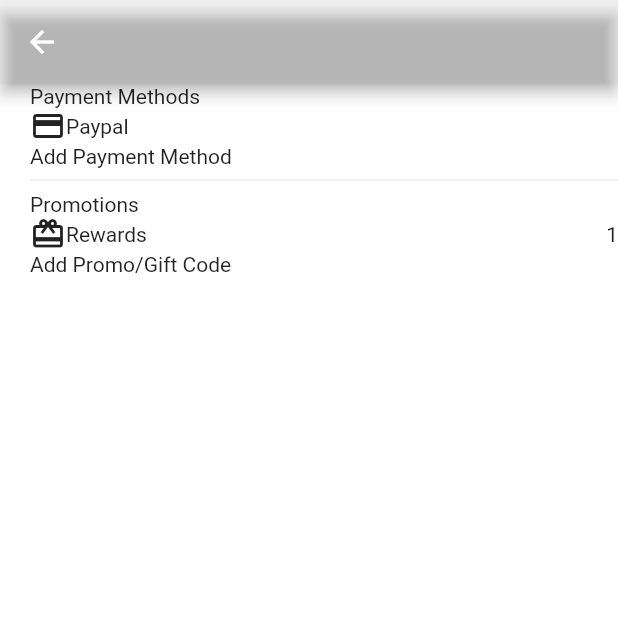
After one commit to MarcioQuimbundo/uber_clone, a Flutter app: the PaymentView screen opened directly, on a phone screen of 412 x 824 dp, the top half of it. The commit adds this screen. Run offline on Flutter 3.47's test engine with Material 2 defaults, Android fonts, the phone set to English and light mode, and no system bars; our stand-ins replace google_maps_flutter.

Commit message:
payment page added

```diff
--- /dev/null
+++ b/uber_rider/lib/src/ui/payment.dart
@@ -0,0 +1,53 @@
+import 'package:flutter/material.dart';
+
+class PaymentPage extends StatelessWidget {
+  @override
+  Widget build(BuildContext context) {
+    return PaymentView();
+  }
+}
+
+class PaymentView extends StatefulWidget {
+  @override
+  _PaymentViewState createState() => _PaymentViewState();
+}
+
+class _PaymentViewState extends State<PaymentView> {
+  @override
+  Widget build(BuildContext context) {
+    return Scaffold(
+      appBar: AppBar(
+        backgroundColor: Colors.transparent,
+      ),
+      body: Container(
+        decoration: BoxDecoration(
+          color: Colors.white,
+        ),
+        child: ListView(
+          padding: EdgeInsets.only(left: 20),
+          children: <Widget>[
+            Text("Payment Methods"),
+            Row(
+              children: <Widget>[
+                Icon(Icons.payment),
+                Text("Paypal"),
+              ],
+            ),
+            Text("Add Payment Method"),
+            Divider(),
+            Text("Promotions"),
+            Row(
+              children: <Widget>[
+                Icon(Icons.card_giftcard),
+                Text("Rewards"),
+                Spacer(),
+                Text("1"),
+              ],
+            ),
+            Text("Add Promo/Gift Code"),
+          ],
+        ),
+      ),
+    );
+  }
+}
--- a/uber_rider/pubspec.yaml
+++ b/uber_rider/pubspec.yaml
@@ -42,8 +42,8 @@ flutter:
   uses-material-design: true
 
   # To add assets to your application, add an assets section, like this:
-  # assets:
-  #  - images/a_dot_burr.jpeg
+  assets:
+    - assets/images/
   #  - images/a_dot_ham.jpeg
 
   # An image asset can refer to one or more resolution-specific "variants", see
```
Also changed, not shown: uber_rider/lib/main.dart (+75 -4 lines), uber_rider/assets/images/user_profile.jpg (added).
